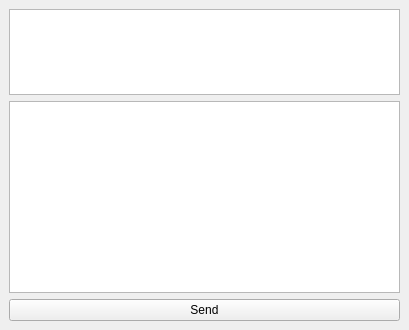
astralaster/oxofrmbl, file src/gui/ChatWindow.ui: the form before one commit.
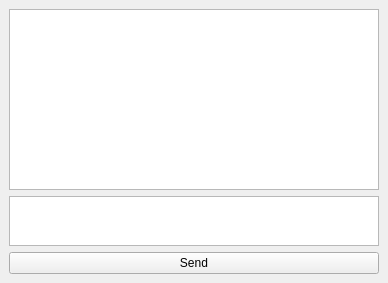
The form after the commit. Custom widgets are drawn as their Qt base class.

Commit message: ~ Chat session management improved

Diff of the .ui file:
```diff
--- a/src/gui/ChatWindow.ui
+++ b/src/gui/ChatWindow.ui
@@ -6,8 +6,8 @@
    <rect>
     <x>0</x>
     <y>0</y>
-    <width>409</width>
-    <height>330</height>
+    <width>388</width>
+    <height>283</height>
    </rect>
   </property>
   <property name="windowTitle">
@@ -23,6 +23,16 @@
         <verstretch>0</verstretch>
        </sizepolicy>
       </property>
+      <property name="readOnly">
+       <bool>true</bool>
+      </property>
+      <property name="html">
+       <string>&lt;!DOCTYPE HTML PUBLIC &quot;-//W3C//DTD HTML 4.0//EN&quot; &quot;http://www.w3.org/TR/REC-html40/strict.dtd&quot;&gt;
+&lt;html&gt;&lt;head&gt;&lt;meta name=&quot;qrichtext&quot; content=&quot;1&quot; /&gt;&lt;style type=&quot;text/css&quot;&gt;
+p, li { white-space: pre-wrap; }
+&lt;/style&gt;&lt;/head&gt;&lt;body style=&quot; font-family:'Ubuntu'; font-size:10pt; font-weight:200; font-style:normal;&quot;&gt;
+&lt;p style=&quot;-qt-paragraph-type:empty; margin-top:0px; margin-bottom:0px; margin-left:0px; margin-right:0px; -qt-block-indent:0; text-indent:0px;&quot;&gt;&lt;br /&gt;&lt;/p&gt;&lt;/body&gt;&lt;/html&gt;</string>
+      </property>
      </widget>
     </item>
     <item>
@@ -33,6 +43,12 @@
         <verstretch>0</verstretch>
        </sizepolicy>
       </property>
+      <property name="maximumSize">
+       <size>
+        <width>16777215</width>
+        <height>50</height>
+       </size>
+      </property>
      </widget>
     </item>
     <item>
@@ -48,8 +64,8 @@
  <customwidgets>
   <customwidget>
    <class>ChatLogWidget</class>
-   <extends>QListWidget</extends>
-   <header>gui/ChatLogWidget.h</header>
+   <extends>QTextEdit</extends>
+   <header>gui/widgets/ChatLogWidget.h</header>
   </customwidget>
  </customwidgets>
  <resources/>
```
The commit also changes 30 other files.
